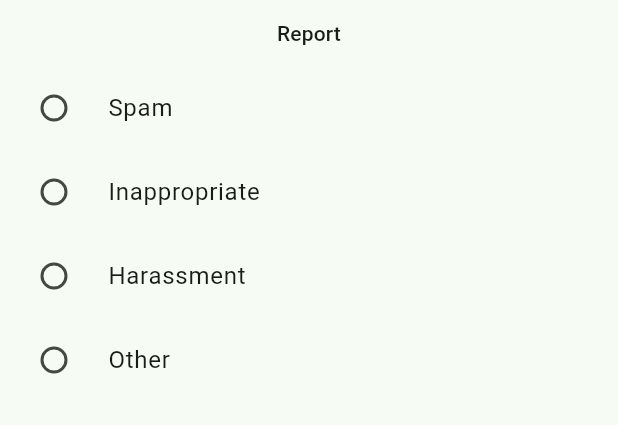
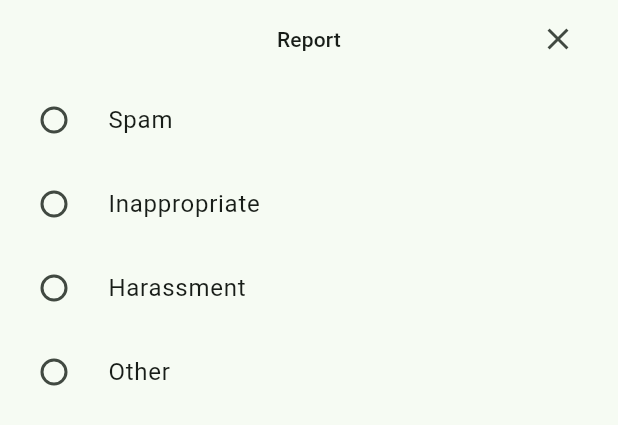
Before and after one commit to dawnj26/craftmate_client, a Flutter app: the ReportModal widget shown alone on an empty page, opened directly with empty values, on a phone screen of 412 x 824 dp. Shown: the top 425 px of the screen. Run offline on Flutter 3.47's test engine with Material 3 defaults, Android fonts, the phone set to English and light mode, and no system bars; our stand-ins replace accordion, app_links, bloc, bloc_concurrency, carousel_slider, cloud_firestore and 33 more; missing offline and left inert: better_player_enhanced, flutter_quill, flutter_quill_extensions, flutter_web_auth_2, maps_launcher, super_bullet_list; accounts and stored records are empty.

Commit message:
feat: enhance report modal with photo upload functionality and close button

```diff
--- a/lib/report/views/report_modal.dart
+++ b/lib/report/views/report_modal.dart
@@ -1,8 +1,10 @@
 import 'package:craftmate_client/auth/bloc/auth_bloc.dart';
+import 'package:craftmate_client/dashboard/shop/views/screens/add_listing_screen.dart';
 import 'package:craftmate_client/helpers/modal/modal.dart';
 import 'package:craftmate_client/report/bloc/modal/report_bloc.dart';
 import 'package:flutter/material.dart';
 import 'package:flutter_bloc/flutter_bloc.dart';
+import 'package:image_picker/image_picker.dart';
 import 'package:report_repository/report_repository.dart';
 
 class ReportModal extends StatelessWidget {
@@ -67,7 +69,7 @@ class ReportModal extends StatelessWidget {
   @override
   Widget build(BuildContext context) {
     return DraggableScrollableSheet(
-      initialChildSize: 0.8,
+      initialChildSize: 1,
       snap: true,
       expand: false,
       builder: (_, scrollController) {
@@ -89,16 +91,31 @@ class _ReportForm extends StatelessWidget {
   @override
   Widget build(BuildContext context) {
     final theme = Theme.of(context);
+    final screenSize = MediaQuery.sizeOf(context);
 
     return ListView(
       controller: scrollController,
       children: [
         Padding(
-          padding: const EdgeInsets.all(12.0),
-          child: Text(
-            'Report',
-            style: theme.textTheme.labelLarge,
-            textAlign: TextAlign.center,
+          padding: const EdgeInsets.all(16.0),
+          child: Stack(
+            alignment: Alignment.center,
+            children: [
+              Text(
+                'Report',
+                style: theme.textTheme.labelLarge,
+                textAlign: TextAlign.center,
+              ),
+              Positioned(
+                right: 0,
+                child: IconButton(
+                  onPressed: () {
+                    Navigator.pop(context);
+                  },
+                  icon: const Icon(Icons.close),
+                ),
+              ),
+            ],
           ),
         ),
         BlocBuilder<ReportModalBloc, ReportModalState>(
@@ -121,6 +138,9 @@ class _ReportForm extends StatelessWidget {
         ),
         const SizedBox(height: 16),
         BlocBuilder<ReportModalBloc, ReportModalState>(
+          buildWhen: (previous, current) =>
+              previous.selectedReason != current.selectedReason ||
+              previous.description != current.description,
           builder: (context, state) {
             return state.selectedReason != null
                 ? Padding(
@@ -128,6 +148,27 @@ class _ReportForm extends StatelessWidget {
                     child: Column(
                       crossAxisAlignment: CrossAxisAlignment.stretch,
                       children: [
+                        SizedBox(
+                          height: screenSize.height * 0.15,
+                          child: BlocBuilder<ReportModalBloc, ReportModalState>(
+                            builder: (context, state) {
+                              return AddPhotos(
+                                scrollController: ScrollController(),
+                                images: state.imagesPath,
+                                networkImages: const [],
+                                onPhotoAdded: () => _addPhoto(context),
+                                onFileImageRemoved: (index) {
+                                  context.read<ReportModalBloc>().add(
+                                        ReportModalEvent.photoRemoved(index),
+                                      );
+                                },
+                              );
+                            },
+                          ),
+                        ),
+                        const SizedBox(
+                          height: 12.0,
+                        ),
                         TextField(
                           maxLines: 3,
                           decoration: const InputDecoration(
@@ -168,6 +209,20 @@ class _ReportForm extends StatelessWidget {
     );
   }
 
+  Future<void> _addPhoto(BuildContext context) async {
+    final picker = ImagePicker();
+
+    final image = await picker.pickMultiImage();
+
+    if (image.isEmpty || !context.mounted) {
+      return;
+    }
+
+    final images = image.map((e) => e.path).toList();
+
+    context.read<ReportModalBloc>().add(ReportModalEvent.photoAdded(images));
+  }
+
   String capitalize(String s) {
     return s[0].toUpperCase() + s.substring(1);
   }
```
